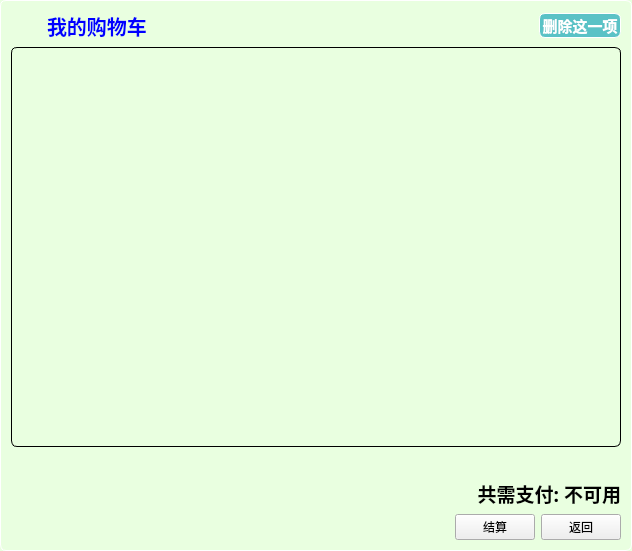
First picture: the form in buybuybuy-shop-master/cartdialog.ui, repository oplisty/C-, before the edit.
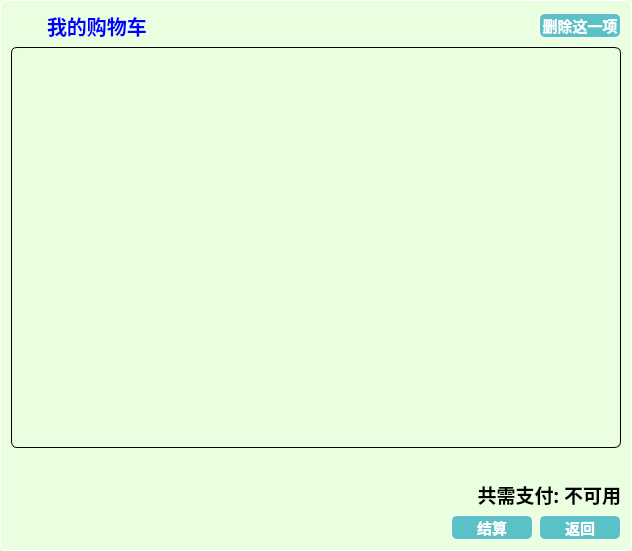
Second picture: the form after the edit. Icons and pictures are not drawn.

```diff
--- a/buybuybuy-shop-master/cartdialog.ui
+++ b/buybuybuy-shop-master/cartdialog.ui
@@ -28,7 +28,7 @@
 	font-family:&quot;Microsoft YaHei&quot;;
 	font-size:11pt;
 	font-weight:bold;
-	color:white;
+	color:black;
 }
 
 </string>
@@ -154,7 +154,7 @@
 	font-family:&quot;Microsoft YaHei&quot;;
 	font-size:11pt;
 	font-weight:bold;
-	color:white;
+	color:black;
 }
 
 </string>
@@ -214,6 +214,32 @@
      </item>
      <item>
       <widget class="QPushButton" name="payB">
+       <property name="styleSheet">
+        <string notr="true">QPushButton {
+	border: 0.5px solid white;
+	border-radius: 6px;
+	background-color: rgb(90, 194, 198);
+	min-width: 80px;
+	font-family: &quot;Microsoft YaHei&quot;;
+	font-size: 11pt;
+	font-weight: bold;
+	color: white;
+}
+
+QPushButton:hover {
+	background-color: #1fab89;
+}
+
+QPushButton:pressed {
+	background-color: #178f75;
+}
+
+QPushButton:disabled {
+	background-color: gray;
+	color: lightgray;
+}
+</string>
+       </property>
        <property name="text">
         <string>结算</string>
        </property>
@@ -221,6 +247,32 @@
      </item>
      <item>
       <widget class="QPushButton" name="cancelB">
+       <property name="styleSheet">
+        <string notr="true">QPushButton {
+	border: 0.5px solid white;
+	border-radius: 6px;
+	background-color: rgb(90, 194, 198);
+	min-width: 80px;
+	font-family: &quot;Microsoft YaHei&quot;;
+	font-size: 11pt;
+	font-weight: bold;
+	color: white;
+}
+
+QPushButton:hover {
+	background-color: #1fab89;
+}
+
+QPushButton:pressed {
+	background-color: #178f75;
+}
+
+QPushButton:disabled {
+	background-color: gray;
+	color: lightgray;
+}
+</string>
+       </property>
        <property name="text">
         <string>返回</string>
        </property>
```
